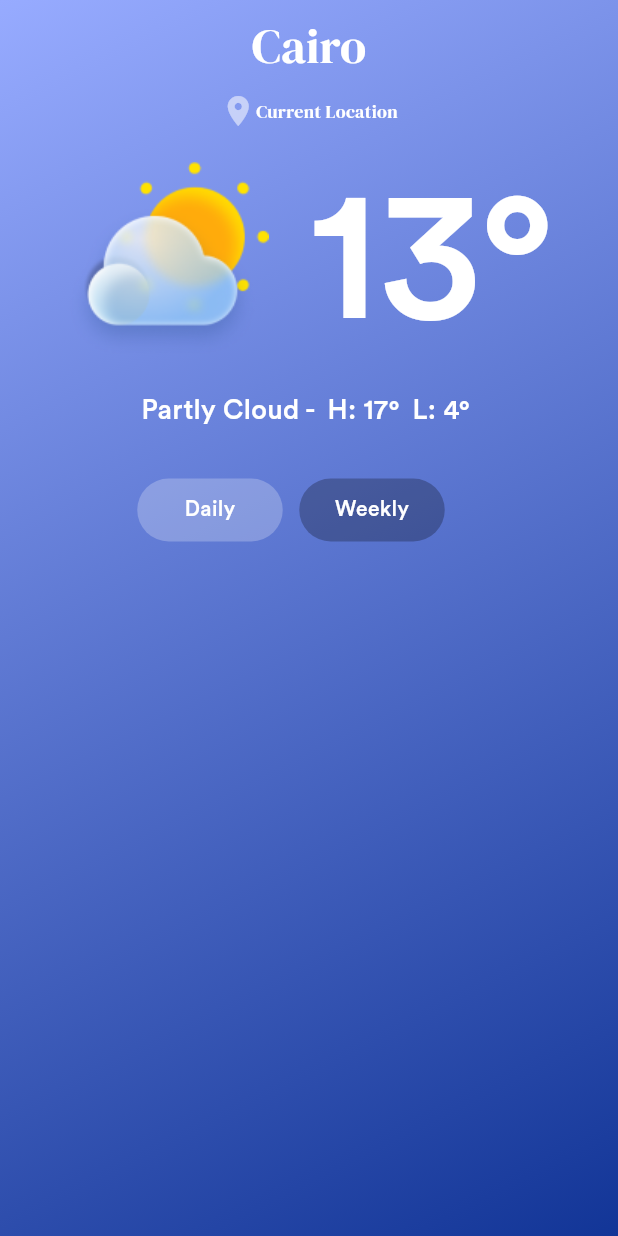
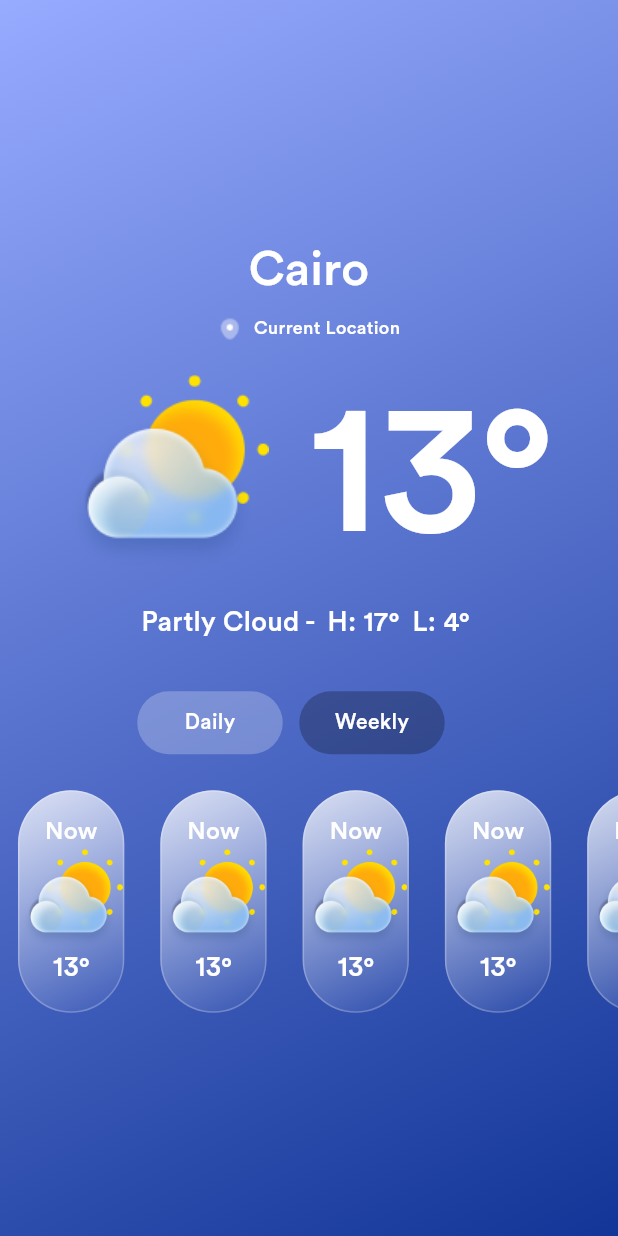
Before and after one commit to MohamedNassrr/weather_app, a Flutter app: the screen it shows after launch, on a phone screen of 412 x 824 dp. Run offline on Flutter 3.47's test engine with Material 3 defaults, Android fonts, the phone set to English and light mode, and no system bars.

Commit message:
finish UI

```diff
--- a/lib/core/utils/app_style.dart
+++ b/lib/core/utils/app_style.dart
@@ -6,55 +6,55 @@ abstract class Styles{
     color: Colors.white,
     fontSize: 32,
     fontWeight: FontWeight.normal,
-    fontFamily: dmSerif,
+    fontFamily: circular,
   );
 
   static const textStyle24 = TextStyle(
     color: Colors.white,
     fontSize: 24,
     fontWeight: FontWeight.normal,
-    fontFamily: dmSerif,
+    fontFamily: circular,
   );
 
   static const textStyle22 = TextStyle(
     color: Colors.white,
     fontSize: 22,
     fontWeight: FontWeight.normal,
-    fontFamily: dmSerif,
+    fontFamily: circular,
   );
 
   static const textStyle20 = TextStyle(
     color: Colors.white,
     fontSize: 20,
     fontWeight: FontWeight.normal,
-    fontFamily: dmSerif,
+    fontFamily: circular,
   );
 
   static const textStyle18 = TextStyle(
     color: Colors.white,
     fontSize: 18,
     fontWeight: FontWeight.normal,
-    fontFamily: dmSerif,
+    fontFamily: circular,
   );
 
   static const textStyle16 = TextStyle(
     color: Colors.white,
     fontSize: 16,
     fontWeight: FontWeight.normal,
-    fontFamily: dmSerif,
+    fontFamily: circular,
   );
 
   static const textStyle14 = TextStyle(
     color: Colors.white,
     fontSize: 14,
     fontWeight: FontWeight.normal,
-    fontFamily: dmSerif,
+    fontFamily: circular,
   );
 
   static const textStyle12 = TextStyle(
     color: Colors.white,
     fontSize: 12,
     fontWeight: FontWeight.normal,
-    fontFamily: dmSerif,
+    fontFamily: circular,
   );
 }
--- a/lib/core/utils/assets_data.dart
+++ b/lib/core/utils/assets_data.dart
@@ -1,4 +1,5 @@
 class AssetsData{
-  static const locationIcons = 'assets/images/location.svg';
+  static const locationIcons = 'assets/images/vector.png';
   static const testImage = 'assets/images/partly_cloud.png';
+  static const arrowIcon = 'assets/images/arrow.png';
 }
--- /dev/null
+++ b/lib/features/home/presentation/views/widgets/daily_weather_item.dart
@@ -0,0 +1,47 @@
+import 'package:flutter/material.dart';
+import 'package:weather_app/core/utils/app_style.dart';
+import 'package:weather_app/core/utils/assets_data.dart';
+
+class DailyWeatherItem extends StatelessWidget {
+  const DailyWeatherItem({super.key});
+// width: 65.85 height: 139
+  @override
+  Widget build(BuildContext context) {
+    return SizedBox(
+      width: MediaQuery.of(context).size.width * 0.172,
+      child: Container(
+        decoration: BoxDecoration(
+          gradient: const LinearGradient(
+            colors: [
+              Color(0xcbffffff),
+              Color(0x00ffffff),
+            ],
+            end: Alignment.bottomRight,
+            begin: Alignment.topLeft,
+          ),
+          shape: BoxShape.rectangle,
+          borderRadius: BorderRadius.circular(100),
+          border: const Border.fromBorderSide(
+            BorderSide(color: Colors.white24),
+          ),
+        ),
+        child:  Column(
+          mainAxisAlignment: MainAxisAlignment.center,
+          children: [
+            const Text(
+              'Now',
+              style: Styles.textStyle16,
+            ),
+            Image.asset(
+              AssetsData.testImage,
+            ),
+            const Text(
+              '13\u00b0',
+              style: Styles.textStyle18,
+            ),
+          ],
+        ),
+      ),
+    );
+  }
+}
--- /dev/null
+++ b/lib/features/home/presentation/views/widgets/daily_weather_list_view.dart
@@ -0,0 +1,25 @@
+import 'package:flutter/material.dart';
+import 'package:weather_app/features/home/presentation/views/widgets/daily_weather_item.dart';
+
+class DailyWeatherListView extends StatelessWidget {
+  const DailyWeatherListView({super.key});
+
+  @override
+  Widget build(BuildContext context) {
+    return SizedBox(
+      height: MediaQuery.of(context).size.height * 0.18,
+      child: ListView.builder(
+        itemCount: 10,
+        scrollDirection: Axis.horizontal,
+        shrinkWrap: true,
+        physics: const BouncingScrollPhysics(),
+        itemBuilder: (context, index) => const Padding(
+          padding: EdgeInsets.symmetric(
+              horizontal: 12
+          ),
+          child: DailyWeatherItem(),
+        ),
+      ),
+    );
+  }
+}
--- a/lib/features/home/presentation/views/widgets/daily_weekly_method.dart
+++ b/lib/features/home/presentation/views/widgets/daily_weekly_method.dart
@@ -12,6 +12,7 @@ class _DailyWeeklyMethodState extends State<DailyWeeklyMethod> {
   final List<String> titles = const [
     'Daily',
     'Weekly'
+
   ];
 
   int activeIndex = 0;
@@ -20,7 +21,11 @@ class _DailyWeeklyMethodState extends State<DailyWeeklyMethod> {
   Widget build(BuildContext context) {
     return SizedBox(
       height: 42,
-      child: ListView.builder(itemBuilder: (context, index) {
+      child: ListView.builder(
+          itemCount: titles.length,
+          scrollDirection: Axis.horizontal,
+          physics: const NeverScrollableScrollPhysics(),
+        itemBuilder: (context, index) {
         return Padding(
           padding: const EdgeInsets.symmetric(
               horizontal: 5.5,
@@ -28,9 +33,15 @@ class _DailyWeeklyMethodState extends State<DailyWeeklyMethod> {
           child: GestureDetector(
             onTap: (){
               activeIndex = index;
-              setState(() {
-
-              });
+              if(index == 0){
+                return setState(() {
+                  print('daily');
+                });
+              }else{
+                setState(() {
+                  print('weekly');
+                });
+              }
             },
             child: DailyAndWeaklyButton(
               isActive:activeIndex == index,
@@ -38,10 +49,7 @@ class _DailyWeeklyMethodState extends State<DailyWeeklyMethod> {
             ),
           ),
         );
-      },
-        itemCount: titles.length,
-        scrollDirection: Axis.horizontal,
-        physics: const NeverScrollableScrollPhysics(),
+      }
       ),
     );
   }
--- a/lib/features/home/presentation/views/widgets/home_view_body.dart
+++ b/lib/features/home/presentation/views/widgets/home_view_body.dart
@@ -1,6 +1,7 @@
 import 'package:flutter/material.dart';
 import 'package:weather_app/core/utils/app_style.dart';
-import 'package:weather_app/core/widgets/daily_weekly_button.dart';
+import 'package:weather_app/core/utils/assets_data.dart';
+import 'package:weather_app/features/home/presentation/views/widgets/daily_weather_list_view.dart';
 import 'package:weather_app/features/home/presentation/views/widgets/daily_weekly_list_item.dart';
 import 'package:weather_app/features/home/presentation/views/widgets/temp_details.dart';
 
@@ -10,6 +11,7 @@ class HomeViewBody extends StatelessWidget {
   @override
   Widget build(BuildContext context) {
     return Column(
+      mainAxisAlignment: MainAxisAlignment.center,
       children: [
         Center(
           child: TextButton(
@@ -20,15 +22,16 @@ class HomeViewBody extends StatelessWidget {
             ),
           ),
         ),
-        const Row(
+        Row(
           mainAxisAlignment: MainAxisAlignment.center,
           children: [
-            Icon(
-              Icons.location_on,
-              color: Colors.white54,
-              weight: 16,
+            Image.asset(
+              AssetsData.locationIcons,
             ),
-            Text(
+            const SizedBox(
+              width: 8,
+            ),
+            const Text(
               'Current Location',
               style: Styles.textStyle12,
             ),
@@ -38,7 +41,11 @@ class HomeViewBody extends StatelessWidget {
         const SizedBox(
           height: 32,
         ),
-        DailyWeeklyList(),
+        const DailyWeeklyList(),
+        const SizedBox(
+          height: 24,
+        ),
+        const DailyWeatherListView(),
       ],
     );
   }
```
Also changed, not shown: assets/images/vector.png (added).
